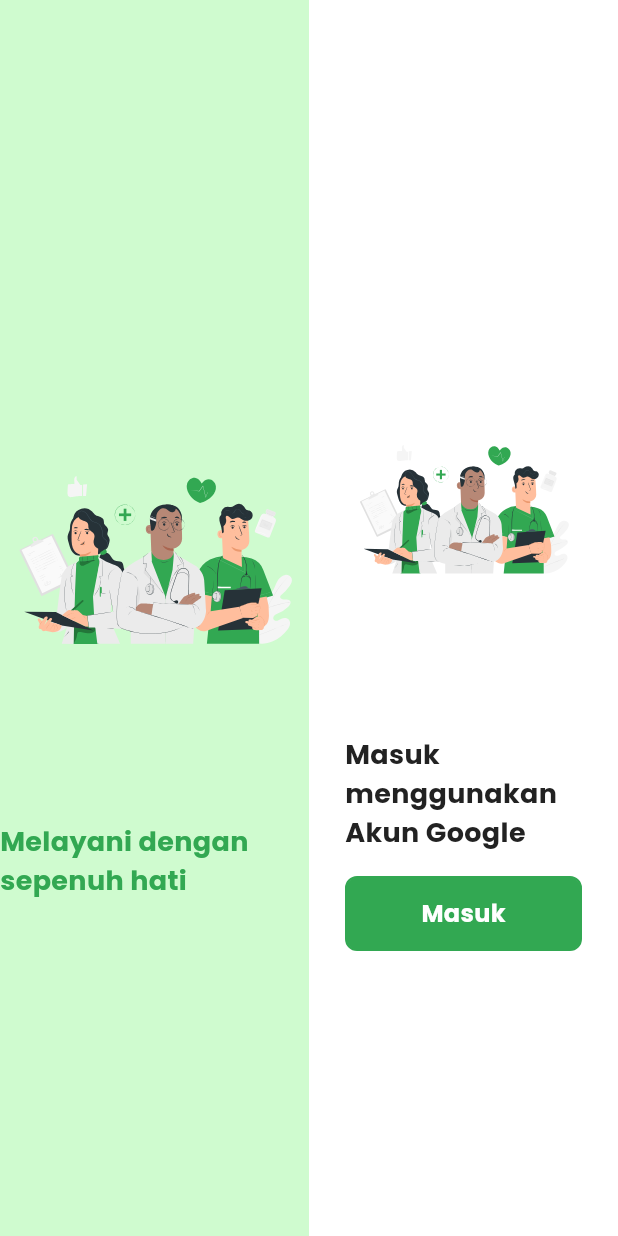
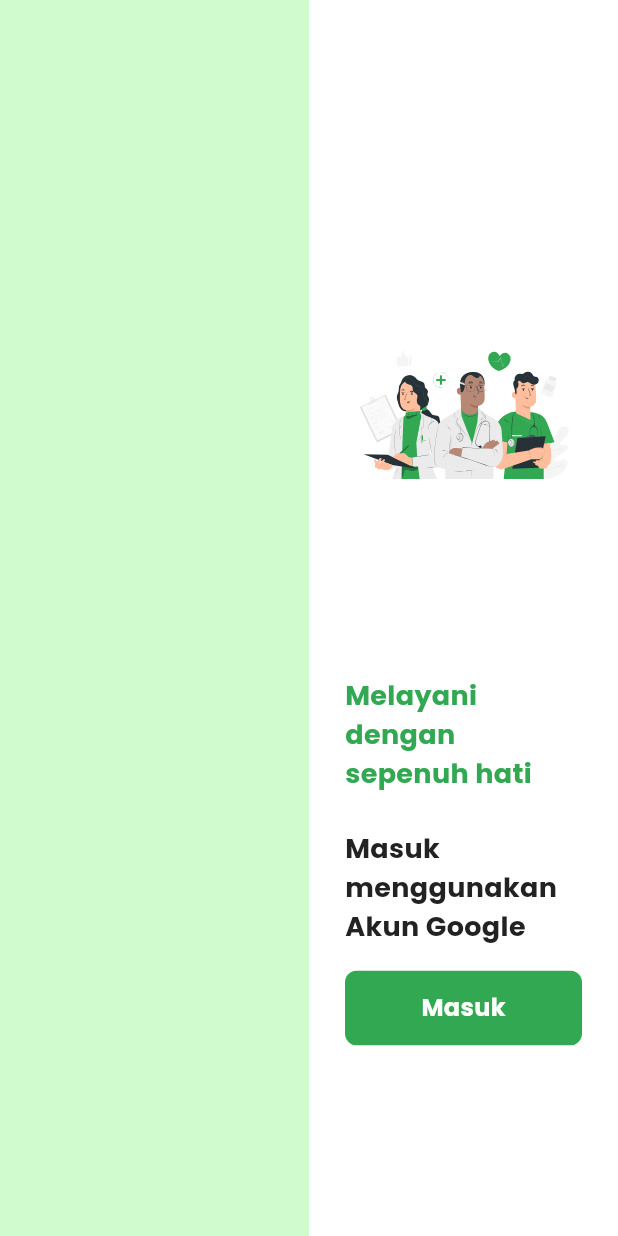
Before and after one commit to JOOctp/Flutter-Realtime-Database-Firebase, a Flutter app: the screen it shows after launch, on a phone screen of 412 x 824 dp. Run offline on Flutter 3.47's test engine with Material 3 defaults, Android fonts, the phone set to English and light mode, and no system bars; drawn by our look-alikes of skeletonizer; our stand-ins replace firebase_auth, firebase_core, firebase_database, flutter_svg, get, get_storage and 2 more; accounts and stored records are empty.

```diff
--- a/lib/app/modules/login/views/login_view.dart
+++ b/lib/app/modules/login/views/login_view.dart
@@ -22,24 +22,6 @@ class LoginView extends GetView<LoginController> {
             flex: 1,
             child: Container(
               color: ColorsValues.colorPrimaryAccent,
-              child: Column(
-                mainAxisAlignment: MainAxisAlignment.center,
-                mainAxisSize: MainAxisSize.max,
-                children: [
-                  SvgPicture.asset(
-                    width: 450,
-                    ImageValues.icIllustration,
-                    fit: BoxFit.scaleDown,
-                  ),
-                  const SizedBox(height: PaddingValues.paddingExtra),
-                  Text(
-                    "Melayani dengan sepenuh hati",
-                    style: TextStyleValues.font18Bold.copyWith(
-                      color: ColorsValues.colorPrimary
-                    ),
-                  )
-                ],
-              ),
             ),
           ),
           Expanded(
@@ -55,6 +37,14 @@ class LoginView extends GetView<LoginController> {
                     ImageValues.icIllustration,
                     fit: BoxFit.scaleDown,
                   ),
+                  const SizedBox(height: PaddingValues.paddingExtra),
+                  Text(
+                    "Melayani dengan sepenuh hati",
+                    style: TextStyleValues.font18Bold.copyWith(
+                      color: ColorsValues.colorPrimary
+                    ),
+                  ),
+                  const SizedBox(height: PaddingValues.paddingExtra),
                   Text(
                     "Masuk menggunakan Akun Google",
                     style: TextStyleValues.font18Bold.copyWith(
```
Also changed, not shown: lib/app/modules/login/controllers/login_controller.dart (+8 -3 lines).
